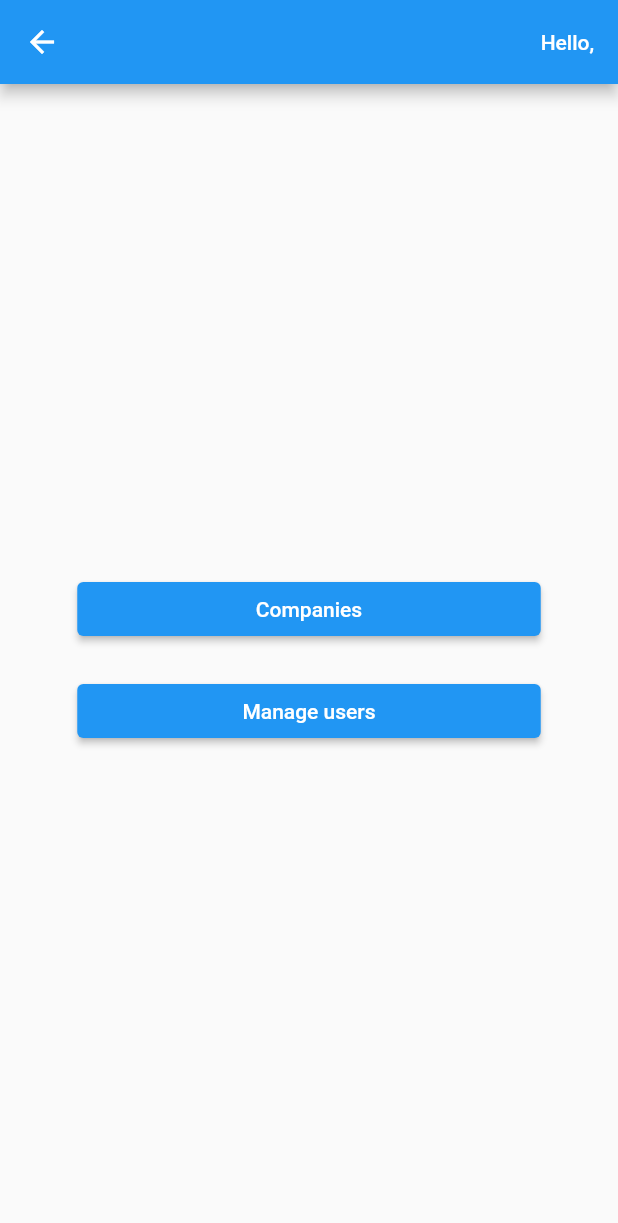
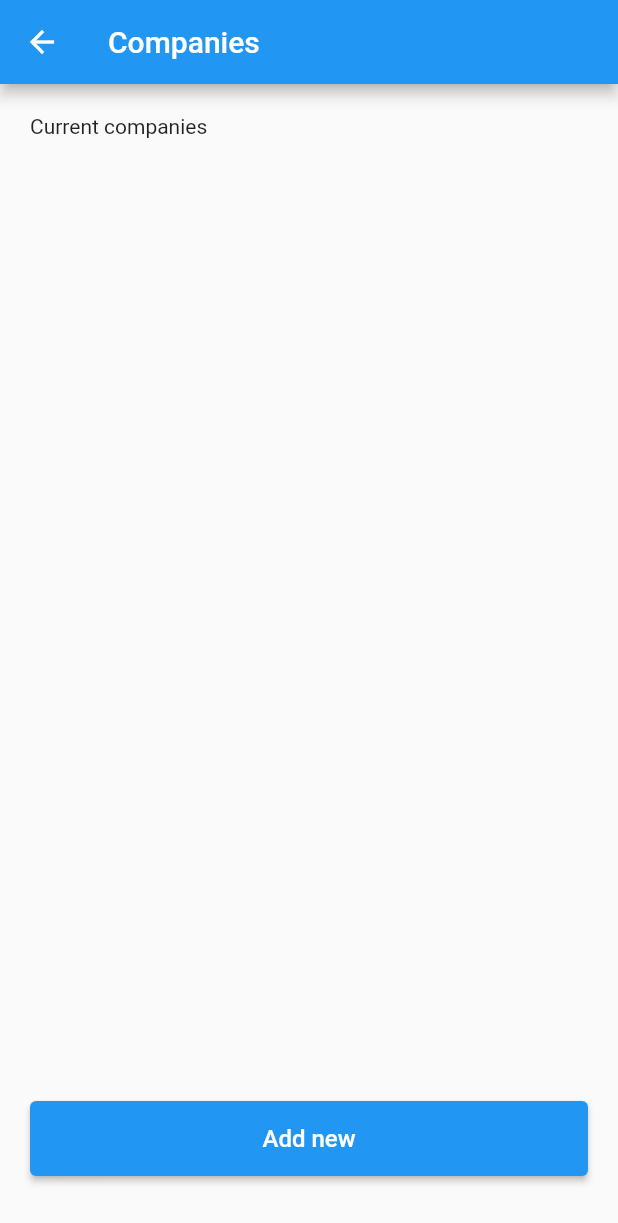
Before and after one commit to TomiSzabo00/SequenceManager_Flutter, a Flutter app: the AdminMenu screen opened directly with empty values, after a tap on "Companies", on a phone screen of 412 x 824 dp. Shown: the top 1223 px of the screen. Run offline on Flutter 3.47's test engine with Material 2 defaults, Android fonts, the phone set to English and light mode, and no system bars; accounts and stored records are empty.

Commit message:
Reusable list screen

```diff
--- a/lib/screens/admin/edit_menu.dart
+++ b/lib/screens/admin/admin_menu.dart
@@ -1,5 +1,6 @@
 import 'package:flutter/material.dart';
 import 'package:sequence_manager/models/user.dart';
+import 'package:sequence_manager/screens/admin/companies_list.dart';
 
 class AdminMenu extends StatelessWidget {
   const AdminMenu({super.key, required this.user});
@@ -31,7 +32,11 @@ class AdminMenu extends StatelessWidget {
                 padding: const EdgeInsets.symmetric(vertical: 10.0),
                 child: ElevatedButton(
                   onPressed: () {
-                    // Handle button 1 press
+                    Navigator.of(context).push(
+                      MaterialPageRoute(
+                        builder: (context) => const CompaniesList(),
+                      ),
+                    );
                   },
                   child: const Text("Companies"),
                 ),
--- /dev/null
+++ b/lib/screens/admin/companies_list.dart
@@ -0,0 +1,21 @@
+import 'package:flutter/material.dart';
+import 'package:sequence_manager/screens/admin/admin_viewmodel.dart';
+import 'package:sequence_manager/screens/global/add_new_list.dart';
+
+class CompaniesList extends StatefulWidget {
+  const CompaniesList({Key? key}) : super(key: key);
+
+  @override
+  CompaniesListState createState() => CompaniesListState();
+}
+
+class CompaniesListState extends State<CompaniesList> {
+  @override
+  Widget build(BuildContext context) {
+    final viewModel = AdminViewModel();
+    return AddNewList(
+      title: "Companies",
+      viewModel: viewModel,
+    );
+  }
+}
--- a/lib/screens/auth/auth_manager.dart
+++ b/lib/screens/auth/auth_manager.dart
@@ -6,7 +6,7 @@ import 'package:sequence_manager/screens/auth/login_screen.dart';
 import 'package:sequence_manager/screens/auth/register_screen.dart';
 import 'package:sequence_manager/screens/employee/employee.dart';
 import 'package:sequence_manager/screens/global/alert_wrapper.dart';
-import 'package:sequence_manager/screens/admin/edit_menu.dart';
+import 'package:sequence_manager/screens/admin/admin_menu.dart';
 import 'package:sequence_manager/screens/menu/user_menu.dart';
 import 'package:sequence_manager/screens/user/user_getNumber.dart';
 
--- /dev/null
+++ b/lib/screens/global/add_new_list.dart
@@ -0,0 +1,95 @@
+import 'package:flutter/material.dart';
+import 'package:sequence_manager/screens/global/list_viewmodel.dart';
+
+class AddNewList extends StatefulWidget {
+  const AddNewList({
+    Key? key,
+    required this.title,
+    required this.viewModel,
+  }) : super(key: key);
+
+  final String title;
+  final ListViewModel viewModel;
+
+  @override
+  AddNewListState createState() => AddNewListState();
+}
+
+class AddNewListState extends State<AddNewList> {
+  @override
+  Widget build(BuildContext context) {
+    return Scaffold(
+      appBar: AppBar(
+        title: Text(widget.title),
+      ),
+      body: Center(
+        child: Padding(
+          padding: const EdgeInsets.all(20.0),
+          child: Column(
+            children: [
+              Row(
+                children: [
+                  Text("Current ${widget.title.toLowerCase()}"),
+                ],
+              ),
+              Expanded(
+                child: ListView.builder(
+                  itemCount: widget.viewModel.items.length,
+                  itemBuilder: (context, index) {
+                    return ListTile(
+                      title: Text(widget.viewModel.items[index].toString()),
+                      trailing: IconButton(
+                        onPressed: () {
+                          showMoreMenu();
+                        },
+                        icon: const Icon(Icons.more_horiz),
+                      ),
+                    );
+                  },
+                ),
+              ),
+              SizedBox(
+                width: double.infinity,
+                height: 50,
+                child: ElevatedButton(
+                  onPressed: () {},
+                  child: const Text(
+                    "Add new",
+                    style: TextStyle(fontSize: 16),
+                  ),
+                ),
+              ),
+              const SizedBox(height: 20),
+            ],
+          ),
+        ),
+      ),
+    );
+  }
+
+  void showMoreMenu() async {
+    await showMenu(
+      context: context,
+      position: const RelativeRect.fromLTRB(100, 100, 0, 0),
+      items: const [
+        PopupMenuItem(
+          value: "update",
+          child: Text("Edit"),
+        ),
+        PopupMenuItem(
+          value: "delete",
+          child: Text("Delete"),
+        ),
+      ],
+    ).then((value) => {
+          if (value == "update")
+            {
+              // TODO: update item
+            }
+          else if (value == "delete")
+            {
+              // TODO: delete item
+            }
+        });
+  }
+}
--- /dev/null
+++ b/lib/screens/global/list_viewmodel.dart
@@ -0,0 +1,9 @@
+import 'package:flutter/material.dart';
+
+abstract class ListViewModel extends ChangeNotifier {
+  List<dynamic> items = [];
+
+  void addNewItem();
+  void deleteItem();
+  void updateItem();
+}
```
Also changed, not shown: lib/screens/admin/admin_viewmodel.dart (added, +20 -0 lines).
